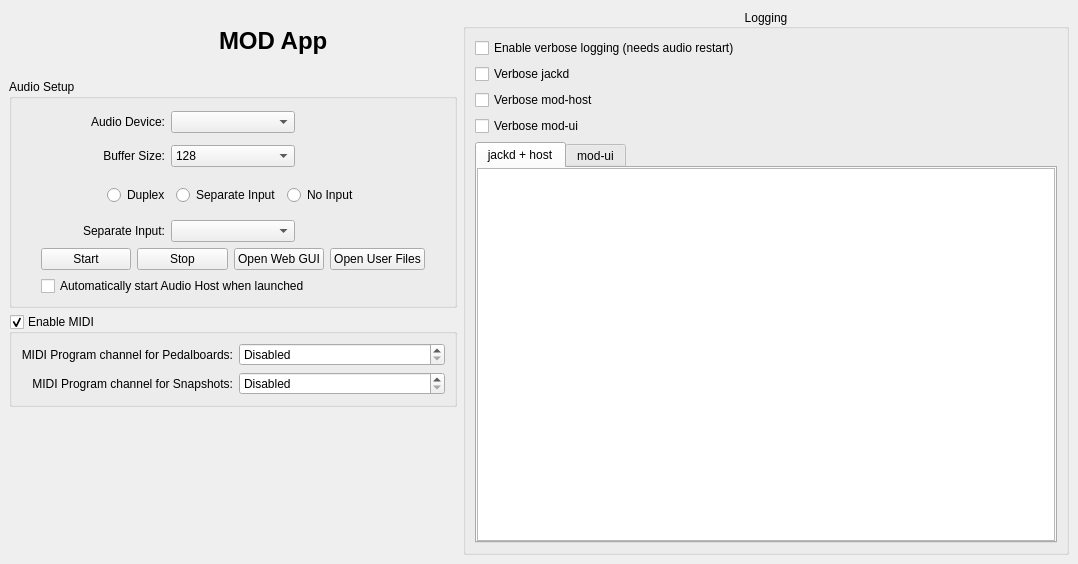
Old version of the form systray/mod-app.ui in the repository mod-audio/mod-desktop.
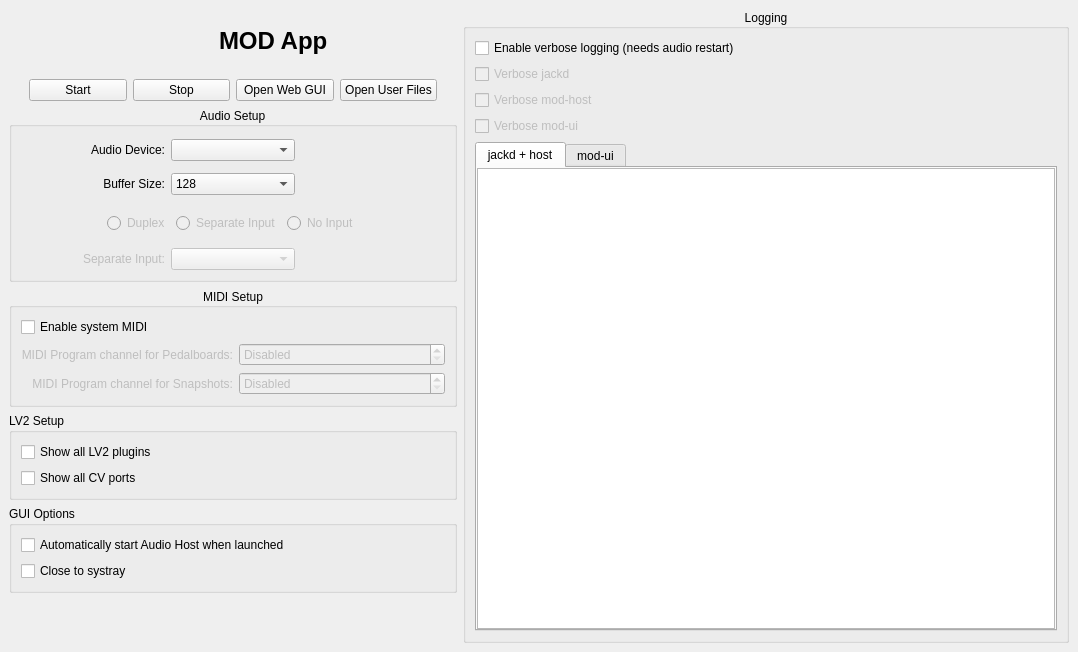
New version of the form. Icons and pictures are not drawn.

Commit message: Implement the new GUI options, allow JACK usage on Linux

```diff
--- a/systray/mod-app.ui
+++ b/systray/mod-app.ui
@@ -7,7 +7,7 @@
     <x>0</x>
     <y>0</y>
     <width>1078</width>
-    <height>564</height>
+    <height>652</height>
    </rect>
   </property>
   <property name="windowTitle">
@@ -15,6 +15,319 @@
   </property>
   <widget class="QWidget" name="centralwidget">
    <layout class="QGridLayout" name="gridLayout_3" columnstretch="0,1">
+    <item row="4" column="0">
+     <widget class="QGroupBox" name="gb_lv2">
+      <property name="title">
+       <string>LV2 Setup</string>
+      </property>
+      <layout class="QVBoxLayout" name="verticalLayout_3">
+       <item>
+        <widget class="QCheckBox" name="cb_lv2_all_plugins">
+         <property name="text">
+          <string>Show all LV2 plugins</string>
+         </property>
+        </widget>
+       </item>
+       <item>
+        <widget class="QCheckBox" name="cb_lv2_all_cv">
+         <property name="text">
+          <string>Show all CV ports</string>
+         </property>
+        </widget>
+       </item>
+      </layout>
+     </widget>
+    </item>
+    <item row="5" column="0">
+     <widget class="QGroupBox" name="gb_gui">
+      <property name="title">
+       <string>GUI Options</string>
+      </property>
+      <layout class="QVBoxLayout" name="verticalLayout_2">
+       <item>
+        <widget class="QCheckBox" name="cb_autostart">
+         <property name="text">
+          <string>Automatically start Audio Host when launched</string>
+         </property>
+        </widget>
+       </item>
+       <item>
+        <widget class="QCheckBox" name="cb_systray">
+         <property name="text">
+          <string>Close to systray</string>
+         </property>
+        </widget>
+       </item>
+      </layout>
+     </widget>
+    </item>
+    <item row="0" column="1" rowspan="7">
+     <widget class="QGroupBox" name="gb_logs">
+      <property name="title">
+       <string>Logging</string>
+      </property>
+      <property name="alignment">
+       <set>Qt::AlignCenter</set>
+      </property>
+      <layout class="QVBoxLayout" name="verticalLayout">
+       <item>
+        <widget class="QCheckBox" name="cb_verbose_basic">
+         <property name="text">
+          <string>Enable verbose logging (needs audio restart)</string>
+         </property>
+        </widget>
+       </item>
+       <item>
+        <widget class="QCheckBox" name="cb_verbose_jackd">
+         <property name="enabled">
+          <bool>false</bool>
+         </property>
+         <property name="text">
+          <string>Verbose jackd</string>
+         </property>
+        </widget>
+       </item>
+       <item>
+        <widget class="QCheckBox" name="cb_verbose_host">
+         <property name="enabled">
+          <bool>false</bool>
+         </property>
+         <property name="text">
+          <string>Verbose mod-host</string>
+         </property>
+        </widget>
+       </item>
+       <item>
+        <widget class="QCheckBox" name="cb_verbose_ui">
+         <property name="enabled">
+          <bool>false</bool>
+         </property>
+         <property name="text">
+          <string>Verbose mod-ui</string>
+         </property>
+        </widget>
+       </item>
+       <item>
+        <widget class="QTabWidget" name="tab_logs">
+         <property name="currentIndex">
+          <number>0</number>
+         </property>
+         <widget class="QWidget" name="tab_logs_backend">
+          <attribute name="title">
+           <string>jackd + host</string>
+          </attribute>
+          <layout class="QHBoxLayout" name="horizontalLayout_4">
+           <property name="spacing">
+            <number>0</number>
+           </property>
+           <property name="leftMargin">
+            <number>0</number>
+           </property>
+           <property name="topMargin">
+            <number>0</number>
+           </property>
+           <property name="rightMargin">
+            <number>0</number>
+           </property>
+           <property name="bottomMargin">
+            <number>0</number>
+           </property>
+           <item>
+            <widget class="QPlainTextEdit" name="text_host">
+             <property name="undoRedoEnabled">
+              <bool>false</bool>
+             </property>
+             <property name="lineWrapMode">
+              <enum>QPlainTextEdit::NoWrap</enum>
+             </property>
+             <property name="readOnly">
+              <bool>true</bool>
+             </property>
+             <property name="textInteractionFlags">
+              <set>Qt::TextSelectableByKeyboard|Qt::TextSelectableByMouse</set>
+             </property>
+            </widget>
+           </item>
+          </layout>
+         </widget>
+         <widget class="QWidget" name="tab_logs_ui">
+          <attribute name="title">
+           <string>mod-ui</string>
+          </attribute>
+          <layout class="QHBoxLayout" name="horizontalLayout_2">
+           <property name="spacing">
+            <number>0</number>
+           </property>
+           <property name="leftMargin">
+            <number>0</number>
+           </property>
+           <property name="topMargin">
+            <number>0</number>
+           </property>
+           <property name="rightMargin">
+            <number>0</number>
+           </property>
+           <property name="bottomMargin">
+            <number>0</number>
+           </property>
+           <item>
+            <widget class="QPlainTextEdit" name="text_ui">
+             <property name="undoRedoEnabled">
+              <bool>false</bool>
+             </property>
+             <property name="lineWrapMode">
+              <enum>QPlainTextEdit::NoWrap</enum>
+             </property>
+             <property name="readOnly">
+              <bool>true</bool>
+             </property>
+             <property name="textInteractionFlags">
+              <set>Qt::TextSelectableByKeyboard|Qt::TextSelectableByMouse</set>
+             </property>
+            </widget>
+           </item>
+          </layout>
+         </widget>
+        </widget>
+       </item>
+      </layout>
+     </widget>
+    </item>
+    <item row="3" column="0">
+     <widget class="QGroupBox" name="gb_midi">
+      <property name="title">
+       <string>MIDI Setup</string>
+      </property>
+      <property name="alignment">
+       <set>Qt::AlignCenter</set>
+      </property>
+      <layout class="QGridLayout" name="gridLayout_2">
+       <item row="1" column="1">
+        <widget class="QSpinBox" name="sp_midi_pb">
+         <property name="enabled">
+          <bool>false</bool>
+         </property>
+         <property name="specialValueText">
+          <string>Disabled</string>
+         </property>
+         <property name="maximum">
+          <number>16</number>
+         </property>
+        </widget>
+       </item>
+       <item row="1" column="0">
+        <widget class="QLabel" name="l_midi_pb">
+         <property name="enabled">
+          <bool>false</bool>
+         </property>
+         <property name="text">
+          <string>MIDI Program channel for Pedalboards:</string>
+         </property>
+         <property name="alignment">
+          <set>Qt::AlignRight|Qt::AlignTrailing|Qt::AlignVCenter</set>
+         </property>
+        </widget>
+       </item>
+       <item row="2" column="0">
+        <widget class="QLabel" name="l_midi_ss">
+         <property name="enabled">
+          <bool>false</bool>
+         </property>
+         <property name="text">
+          <string>MIDI Program channel for Snapshots:</string>
+         </property>
+         <property name="alignment">
+          <set>Qt::AlignRight|Qt::AlignTrailing|Qt::AlignVCenter</set>
+         </property>
+        </widget>
+       </item>
+       <item row="2" column="1">
+        <widget class="QSpinBox" name="sp_midi_ss">
+         <property name="enabled">
+          <bool>false</bool>
+         </property>
+         <property name="specialValueText">
+          <string>Disabled</string>
+         </property>
+         <property name="maximum">
+          <number>16</number>
+         </property>
+        </widget>
+       </item>
+       <item row="0" column="0" colspan="2">
+        <widget class="QCheckBox" name="cb_midi">
+         <property name="text">
+          <string>Enable system MIDI</string>
+         </property>
+        </widget>
+       </item>
+      </layout>
+     </widget>
+    </item>
+    <item row="1" column="0">
+     <layout class="QHBoxLayout" name="hl_ui">
+      <item>
+       <spacer name="horizontalSpacer_9">
+        <property name="orientation">
+         <enum>Qt::Horizontal</enum>
+        </property>
+        <property name="sizeType">
+         <enum>QSizePolicy::Preferred</enum>
+        </property>
+        <property name="sizeHint" stdset="0">
+         <size>
+          <width>20</width>
+          <height>20</height>
+         </size>
+        </property>
+       </spacer>
+      </item>
+      <item>
+       <widget class="QPushButton" name="b_start">
+        <property name="text">
+         <string>Start</string>
+        </property>
+       </widget>
+      </item>
+      <item>
+       <widget class="QPushButton" name="b_stop">
+        <property name="text">
+         <string>Stop</string>
+        </property>
+       </widget>
+      </item>
+      <item>
+       <widget class="QPushButton" name="b_opengui">
+        <property name="text">
+         <string>Open Web GUI</string>
+        </property>
+       </widget>
+      </item>
+      <item>
+       <widget class="QPushButton" name="b_openuserfiles">
+        <property name="text">
+         <string>Open User Files</string>
+        </property>
+       </widget>
+      </item>
+      <item>
+       <spacer name="horizontalSpacer_8">
+        <property name="orientation">
+         <enum>Qt::Horizontal</enum>
+        </property>
+        <property name="sizeType">
+         <enum>QSizePolicy::Preferred</enum>
+        </property>
+        <property name="sizeHint" stdset="0">
+         <size>
+          <width>20</width>
+          <height>20</height>
+         </size>
+        </property>
+       </spacer>
+      </item>
+     </layout>
+    </item>
     <item row="0" column="0">
      <layout class="QHBoxLayout" name="horizontalLayout">
       <item>
@@ -106,137 +419,30 @@
       </item>
      </layout>
     </item>
-    <item row="0" column="1" rowspan="4">
-     <widget class="QGroupBox" name="gb_logs">
-      <property name="title">
-       <string>Logging</string>
+    <item row="6" column="0">
+     <spacer name="verticalSpacer">
+      <property name="orientation">
+       <enum>Qt::Vertical</enum>
       </property>
-      <property name="alignment">
-       <set>Qt::AlignCenter</set>
+      <property name="sizeHint" stdset="0">
+       <size>
+        <width>448</width>
+        <height>100</height>
+       </size>
       </property>
-      <layout class="QVBoxLayout" name="verticalLayout">
-       <item>
-        <widget class="QCheckBox" name="cb_verbose_basic">
-         <property name="text">
-          <string>Enable verbose logging (needs audio restart)</string>
-         </property>
-        </widget>
-       </item>
-       <item>
-        <widget class="QCheckBox" name="cb_verbose_jackd">
-         <property name="text">
-          <string>Verbose jackd</string>
-         </property>
-        </widget>
-       </item>
-       <item>
-        <widget class="QCheckBox" name="cb_verbose_host">
-         <property name="text">
-          <string>Verbose mod-host</string>
-         </property>
-        </widget>
-       </item>
-       <item>
-        <widget class="QCheckBox" name="cb_verbose_ui">
-         <property name="text">
-          <string>Verbose mod-ui</string>
-         </property>
-        </widget>
-       </item>
-       <item>
-        <widget class="QTabWidget" name="tab_logs">
-         <property name="currentIndex">
-          <number>0</number>
-         </property>
-         <widget class="QWidget" name="tab_logs_backend">
-          <attribute name="title">
-           <string>jackd + host</string>
-          </attribute>
-          <layout class="QHBoxLayout" name="horizontalLayout_4">
-           <property name="spacing">
-            <number>0</number>
-           </property>
-           <property name="leftMargin">
-            <number>0</number>
-           </property>
-           <property name="topMargin">
-            <number>0</number>
-           </property>
-           <property name="rightMargin">
-            <number>0</number>
-           </property>
-           <property name="bottomMargin">
-            <number>0</number>
-           </property>
-           <item>
-            <widget class="QPlainTextEdit" name="text_host">
-             <property name="undoRedoEnabled">
-              <bool>false</bool>
-             </property>
-             <property name="lineWrapMode">
-              <enum>QPlainTextEdit::NoWrap</enum>
-             </property>
-             <property name="readOnly">
-              <bool>true</bool>
-             </property>
-             <property name="textInteractionFlags">
-              <set>Qt::TextSelectableByKeyboard|Qt::TextSelectableByMouse</set>
-             </property>
-            </widget>
-           </item>
-          </layout>
-         </widget>
-         <widget class="QWidget" name="tab_logs_ui">
-          <attribute name="title">
-           <string>mod-ui</string>
-          </attribute>
-          <layout class="QHBoxLayout" name="horizontalLayout_2">
-           <property name="spacing">
-            <number>0</number>
-           </property>
-           <property name="leftMargin">
-            <number>0</number>
-           </property>
-           <property name="topMargin">
-            <number>0</number>
-           </property>
-           <property name="rightMargin">
-            <number>0</number>
-           </property>
-           <property name="bottomMargin">
-            <number>0</number>
-           </property>
-           <item>
-            <widget class="QPlainTextEdit" name="text_ui">
-             <property name="undoRedoEnabled">
-              <bool>false</bool>
-             </property>
-             <property name="lineWrapMode">
-              <enum>QPlainTextEdit::NoWrap</enum>
-             </property>
-             <property name="readOnly">
-              <bool>true</bool>
-             </property>
-             <property name="textInteractionFlags">
-              <set>Qt::TextSelectableByKeyboard|Qt::TextSelectableByMouse</set>
-             </property>
-            </widget>
-           </item>
-          </layout>
-         </widget>
-        </widget>
-       </item>
-      </layout>
-     </widget>
+     </spacer>
     </item>
-    <item row="1" column="0">
-     <widget class="QGroupBox" name="group_ui">
+    <item row="2" column="0">
+     <widget class="QGroupBox" name="gb_audio">
       <property name="title">
        <string>Audio Setup</string>
       </property>
+      <property name="alignment">
+       <set>Qt::AlignCenter</set>
+      </property>
       <layout class="QGridLayout" name="gridLayout">
-       <item row="0" column="0">
-        <spacer name="horizontalSpacer">
+       <item row="1" column="4">
+        <spacer name="horizontalSpacer_6">
          <property name="orientation">
           <enum>Qt::Horizontal</enum>
          </property>
@@ -251,56 +457,63 @@
          </property>
         </spacer>
        </item>
-       <item row="5" column="1" colspan="3">
-        <layout class="QHBoxLayout" name="hl_ui">
-         <item>
-          <widget class="QPushButton" name="b_start">
-           <property name="text">
-            <string>Start</string>
-           </property>
-          </widget>
-         </item>
-         <item>
-          <widget class="QPushButton" name="b_stop">
-           <property name="text">
-            <string>Stop</string>
-           </property>
-          </widget>
-         </item>
-         <item>
-          <widget class="QPushButton" name="b_opengui">
-           <property name="text">
-            <string>Open Web GUI</string>
-           </property>
-          </widget>
-         </item>
-         <item>
-          <widget class="QPushButton" name="b_openuserfiles">
-           <property name="text">
-            <string>Open User Files</string>
-           </property>
-          </widget>
-         </item>
-        </layout>
+       <item row="2" column="1">
+        <widget class="QLabel" name="l_buffersize">
+         <property name="enabled">
+          <bool>true</bool>
+         </property>
+         <property name="text">
+          <string>Buffer Size:</string>
+         </property>
+         <property name="alignment">
+          <set>Qt::AlignRight|Qt::AlignTrailing|Qt::AlignVCenter</set>
+         </property>
+        </widget>
        </item>
-       <item row="0" column="2">
+       <item row="4" column="2">
+        <widget class="QComboBox" name="cb_input">
+         <property name="enabled">
+          <bool>false</bool>
+         </property>
+        </widget>
+       </item>
+       <item row="3" column="0">
+        <spacer name="horizontalSpacer_14">
+         <property name="orientation">
+          <enum>Qt::Horizontal</enum>
+         </property>
+         <property name="sizeType">
+          <enum>QSizePolicy::Preferred</enum>
+         </property>
+         <property name="sizeHint" stdset="0">
+          <size>
+           <width>20</width>
+           <height>20</height>
+          </size>
+         </property>
+        </spacer>
+       </item>
+       <item row="1" column="2">
         <widget class="QComboBox" name="cb_device"/>
        </item>
-       <item row="0" column="1">
-        <widget class="QLabel" name="l_ui_details">
-         <property name="text">
-          <string>Audio Device:</string>
+       <item row="2" column="4">
+        <spacer name="horizontalSpacer_7">
+         <property name="orientation">
+          <enum>Qt::Horizontal</enum>
          </property>
-         <property name="alignment">
-          <set>Qt::AlignRight|Qt::AlignTrailing|Qt::AlignVCenter</set>
+         <property name="sizeType">
+          <enum>QSizePolicy::Preferred</enum>
          </property>
-         <property name="wordWrap">
-          <bool>true</bool>
+         <property name="sizeHint" stdset="0">
+          <size>
+           <width>20</width>
+           <height>20</height>
+          </size>
          </property>
-        </widget>
+        </spacer>
        </item>
-       <item row="5" column="0">
-        <spacer name="horizontalSpacer_9">
+       <item row="2" column="0">
+        <spacer name="horizontalSpacer_2">
          <property name="orientation">
           <enum>Qt::Horizontal</enum>
          </property>
@@ -315,8 +528,8 @@
          </property>
         </spacer>
        </item>
-       <item row="0" column="3">
-        <spacer name="horizontalSpacer_10">
+       <item row="1" column="0">
+        <spacer name="horizontalSpacer">
          <property name="orientation">
           <enum>Qt::Horizontal</enum>
          </property>
@@ -325,14 +538,17 @@
          </property>
          <property name="sizeHint" stdset="0">
           <size>
-           <width>82</width>
-           <height>28</height>
+           <width>20</width>
+           <height>20</height>
           </size>
          </property>
         </spacer>
        </item>
-       <item row="2" column="1" colspan="3">
-        <widget class="QWidget" name="widget" native="true">
+       <item row="3" column="1" colspan="3">
+        <widget class="QWidget" name="w_device_io_mode" native="true">
+         <property name="enabled">
+          <bool>false</bool>
+         </property>
          <layout class="QHBoxLayout" name="horizontalLayout_5">
           <item>
            <spacer name="horizontalSpacer_12">
@@ -384,63 +600,11 @@
          </layout>
         </widget>
        </item>
-       <item row="0" column="4">
-        <spacer name="horizontalSpacer_6">
-         <property name="orientation">
-          <enum>Qt::Horizontal</enum>
-         </property>
-         <property name="sizeType">
-          <enum>QSizePolicy::Preferred</enum>
-         </property>
-         <property name="sizeHint" stdset="0">
-          <size>
-           <width>20</width>
-           <height>20</height>
-          </size>
-         </property>
-        </spacer>
-       </item>
-       <item row="3" column="2">
-        <widget class="QComboBox" name="cb_input"/>
-       </item>
-       <item row="5" column="4">
-        <spacer name="horizontalSpacer_8">
-         <property name="orientation">
-          <enum>Qt::Horizontal</enum>
-         </property>
-         <property name="sizeType">
-          <enum>QSizePolicy::Preferred</enum>
-         </property>
-         <property name="sizeHint" stdset="0">
-          <size>
-           <width>20</width>
-           <height>20</height>
-          </size>
-         </property>
-        </spacer>
-       </item>
-       <item row="3" column="1">
-        <widget class="QLabel" name="label_5">
-         <property name="text">
-          <string>Separate Input:</string>
-         </property>
-         <property name="alignment">
-          <set>Qt::AlignRight|Qt::AlignTrailing|Qt::AlignVCenter</set>
-         </property>
-        </widget>
-       </item>
-       <item row="1" column="1">
-        <widget class="QLabel" name="label_2">
-         <property name="text">
-          <string>Buffer Size:</string>
-         </property>
-         <property name="alignment">
-          <set>Qt::AlignRight|Qt::AlignTrailing|Qt::AlignVCenter</set>
-         </property>
-        </widget>
-       </item>
-       <item row="1" column="2">
+       <item row="2" column="2">
         <widget class="QComboBox" name="cb_buffersize">
+         <property name="enabled">
+          <bool>true</bool>
+         </property>
          <property name="currentIndex">
           <number>1</number>
          </property>
@@ -461,7 +625,7 @@
          </item>
         </widget>
        </item>
-       <item row="1" column="3">
+       <item row="2" column="3">
         <spacer name="horizontalSpacer_11">
          <property name="orientation">
           <enum>Qt::Horizontal</enum>
@@ -477,8 +641,8 @@
          </property>
         </spacer>
        </item>
-       <item row="1" column="4">
-        <spacer name="horizontalSpacer_7">
+       <item row="1" column="3">
+        <spacer name="horizontalSpacer_10">
          <property name="orientation">
           <enum>Qt::Horizontal</enum>
          </property>
@@ -487,87 +651,19 @@
          </property>
          <property name="sizeHint" stdset="0">
           <size>
-           <width>20</width>
-           <height>20</height>
+           <width>82</width>
+           <height>28</height>
           </size>
          </property>
         </spacer>
        </item>
-       <item row="1" column="0">
-        <spacer name="horizontalSpacer_2">
-         <property name="orientation">
-          <enum>Qt::Horizontal</enum>
+       <item row="4" column="1">
+        <widget class="QLabel" name="l_input">
+         <property name="enabled">
+          <bool>false</bool>
          </property>
-         <property name="sizeType">
-          <enum>QSizePolicy::Preferred</enum>
-         </property>
-         <property name="sizeHint" stdset="0">
-          <size>
-           <width>20</width>
-           <height>20</height>
-          </size>
-         </property>
-        </spacer>
-       </item>
-       <item row="2" column="0">
-        <spacer name="horizontalSpacer_14">
-         <property name="orientation">
-          <enum>Qt::Horizontal</enum>
-         </property>
-         <property name="sizeType">
-          <enum>QSizePolicy::Preferred</enum>
-         </property>
-         <property name="sizeHint" stdset="0">
-          <size>
-           <width>20</width>
-           <height>20</height>
-          </size>
-         </property>
-        </spacer>
-       </item>
-       <item row="6" column="1" colspan="3">
-        <widget class="QCheckBox" name="cb_autostart">
          <property name="text">
-          <string>Automatically start Audio Host when launched</string>
-         </property>
-        </widget>
-       </item>
-      </layout>
-     </widget>
-    </item>
-    <item row="2" column="0">
-     <widget class="QGroupBox" name="gb_midi">
-      <property name="title">
-       <string>Enable MIDI</string>
-      </property>
-      <property name="checkable">
-       <bool>true</bool>
-      </property>
-      <layout class="QGridLayout" name="gridLayout_2">
-       <item row="0" column="1">
-        <widget class="QSpinBox" name="sp_midi_pb">
-         <property name="specialValueText">
-          <string>Disabled</string>
-         </property>
-         <property name="maximum">
-          <number>16</number>
-         </property>
-        </widget>
-       </item>
-       <item row="0" column="0">
-        <widget class="QLabel" name="label_3">
-         <property name="text">
-          <string>MIDI Program channel for Pedalboards:</string>
-         </property>
-         <property name="alignment">
-          <set>Qt::AlignRight|Qt::AlignTrailing|Qt::AlignVCenter</set>
-         </property>
-        </widget>
-       </item>
-       <item row="1" column="0">
-        <widget class="QLabel" name="label_4">
-         <property name="text">
-          <string>MIDI Program channel for Snapshots:</string>
+          <string>Separate Input:</string>
          </property>
          <property name="alignment">
           <set>Qt::AlignRight|Qt::AlignTrailing|Qt::AlignVCenter</set>
@@ -575,31 +671,21 @@
         </widget>
        </item>
        <item row="1" column="1">
-        <widget class="QSpinBox" name="sp_midi_ss">
-         <property name="specialValueText">
-          <string>Disabled</string>
+        <widget class="QLabel" name="l_device">
+         <property name="text">
+          <string>Audio Device:</string>
          </property>
-         <property name="maximum">
-          <number>16</number>
+         <property name="alignment">
+          <set>Qt::AlignRight|Qt::AlignTrailing|Qt::AlignVCenter</set>
+         </property>
+         <property name="wordWrap">
+          <bool>true</bool>
          </property>
         </widget>
        </item>
       </layout>
      </widget>
     </item>
-    <item row="3" column="0">
-     <spacer name="verticalSpacer">
-      <property name="orientation">
-       <enum>Qt::Vertical</enum>
-      </property>
-      <property name="sizeHint" stdset="0">
-       <size>
-        <width>448</width>
-        <height>100</height>
-       </size>
-      </property>
-     </spacer>
-    </item>
    </layout>
   </widget>
  </widget>
```
Left out of the diff: 147 changed lines with no effect on the pictures. The commit also changes 5 other files.
